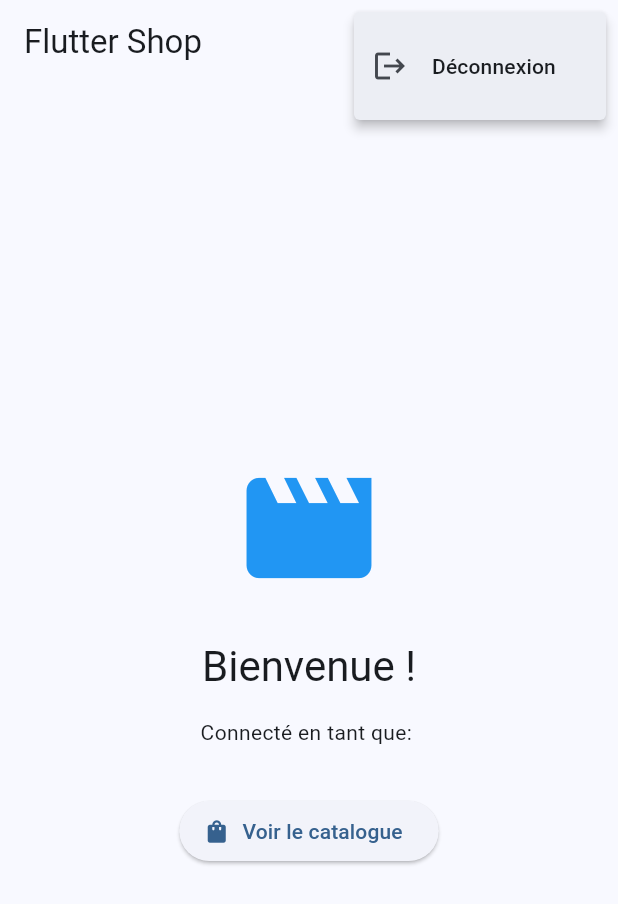
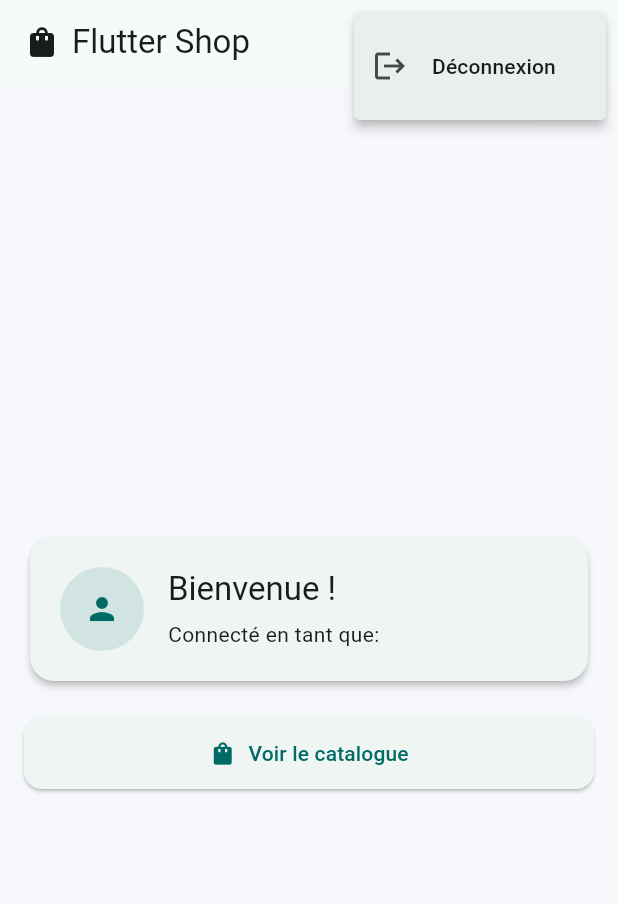
Before and after one commit to Mheelb/flutter_shop, a Flutter app: the screen it shows once a user with an empty profile is signed in, after a tap on the "more vert" icon, on a phone screen of 412 x 824 dp. Shown: the top 904 px of the screen. Run offline on Flutter 3.47's test engine with Material 3 defaults, Android fonts, the light colour scheme and no system bars; our stand-ins replace firebase_auth, firebase_core, flutter_riverpod; accounts and stored records are empty; network calls fail.

Commit message:
feat/cart

```diff
--- a/lib/app/shop_app.dart
+++ b/lib/app/shop_app.dart
@@ -1,6 +1,7 @@
 import 'package:flutter/material.dart';
 import 'package:flutter_riverpod/flutter_riverpod.dart';
 import '../features/auth/presentation/providers/auth_providers.dart';
+import 'theme/app_theme.dart';
 import '../features/auth/presentation/views/login_page.dart';
 import '../features/home/views/home_page.dart';
 
@@ -11,10 +12,7 @@ class ShopApp extends StatelessWidget {
   Widget build(BuildContext context) {
     return MaterialApp(
       title: 'Flutter Shop',
-      theme: ThemeData(
-        colorScheme: ColorScheme.fromSeed(seedColor: Colors.blue),
-        useMaterial3: true,
-      ),
+      theme: AppTheme.light(),
       home: const AuthWrapper(),
       debugShowCheckedModeBanner: false,
     );
--- /dev/null
+++ b/lib/app/theme/app_theme.dart
@@ -0,0 +1,41 @@
+import 'package:flutter/material.dart';
+
+class AppTheme {
+  static ThemeData light() {
+    const seed = Color(0xFF0FB9B1); // teal/mint
+    final colorScheme = ColorScheme.fromSeed(seedColor: seed, brightness: Brightness.light);
+
+    return ThemeData(
+      colorScheme: colorScheme,
+      useMaterial3: true,
+      scaffoldBackgroundColor: const Color(0xFFF6F8FB),
+      appBarTheme: const AppBarTheme(
+        elevation: 0,
+        centerTitle: false,
+      ),
+      cardTheme: const CardThemeData(
+        elevation: 2,
+        shape: RoundedRectangleBorder(
+          borderRadius: BorderRadius.all(Radius.circular(16)),
+        ),
+      ),
+      inputDecorationTheme: const InputDecorationTheme(
+        border: OutlineInputBorder(
+          borderRadius: BorderRadius.all(Radius.circular(12)),
+        ),
+        filled: true,
+        fillColor: Colors.white,
+        contentPadding: EdgeInsets.symmetric(horizontal: 14, vertical: 14),
+      ),
+      elevatedButtonTheme: ElevatedButtonThemeData(
+        style: ElevatedButton.styleFrom(
+          shape: RoundedRectangleBorder(borderRadius: BorderRadius.circular(12)),
+          padding: const EdgeInsets.symmetric(horizontal: 16, vertical: 14),
+        ),
+      ),
+      chipTheme: const ChipThemeData(
+        shape: StadiumBorder(),
+      ),
+    );
+  }
+}
--- a/lib/features/auth/presentation/views/login_page.dart
+++ b/lib/features/auth/presentation/views/login_page.dart
@@ -60,25 +60,34 @@ class _LoginPageState extends ConsumerState<LoginPage> {
   Widget build(BuildContext context) {
     return Scaffold(
       body: SafeArea(
+        child: Center(
+          child: SingleChildScrollView(
+            padding: const EdgeInsets.all(24.0),
+            child: ConstrainedBox(
+              constraints: const BoxConstraints(maxWidth: 420),
+              child: Card(
                 child: Padding(
                   padding: const EdgeInsets.all(24.0),
                   child: Form(
                     key: _formKey,
                     child: Column(
-              mainAxisAlignment: MainAxisAlignment.center,
                       crossAxisAlignment: CrossAxisAlignment.stretch,
                       children: [
-                // Logo et titre
-                Icon(
-                  Icons.store,
-                  size: 80,
-                  color: Theme.of(context).primaryColor,
+                        const SizedBox(height: 8),
+                        CircleAvatar(
+                          radius: 36,
+                          backgroundColor: Theme.of(context).colorScheme.primary.withOpacity(0.12),
+                          child: Icon(
+                            Icons.shopping_bag,
+                            size: 40,
+                            color: Theme.of(context).colorScheme.primary,
                           ),
-                const SizedBox(height: 24),
+                        ),
+                        const SizedBox(height: 16),
                         Text(
                           'SHOPIFUN',
                           textAlign: TextAlign.center,
-                  style: Theme.of(context).textTheme.headlineMedium?.copyWith(
+                          style: Theme.of(context).textTheme.headlineSmall?.copyWith(
                                 fontWeight: FontWeight.bold,
                               ),
                         ),
@@ -88,20 +97,18 @@ class _LoginPageState extends ConsumerState<LoginPage> {
                               ? 'Connectez-vous pour continuer'
                               : 'Créez votre compte',
                           textAlign: TextAlign.center,
-                  style: Theme.of(context).textTheme.bodyMedium?.copyWith(
-                    color: Colors.grey[600],
+                          style: Theme.of(context)
+                              .textTheme
+                              .bodyMedium
+                              ?.copyWith(color: Colors.grey[700]),
                         ),
-                ),
-                const SizedBox(height: 48),
-
-                // Champ email
+                        const SizedBox(height: 24),
                         TextFormField(
                           controller: _emailController,
                           keyboardType: TextInputType.emailAddress,
                           decoration: const InputDecoration(
                             labelText: 'Email',
                             prefixIcon: Icon(Icons.email),
-                    border: OutlineInputBorder(),
                           ),
                           validator: (value) {
                             if (value == null || value.isEmpty) {
@@ -113,9 +120,7 @@ class _LoginPageState extends ConsumerState<LoginPage> {
                             return null;
                           },
                         ),
-                const SizedBox(height: 16),
-
-                // Champ mot de passe
+                        const SizedBox(height: 12),
                         TextFormField(
                           controller: _passwordController,
                           obscureText: !_isPasswordVisible,
@@ -124,7 +129,9 @@ class _LoginPageState extends ConsumerState<LoginPage> {
                             prefixIcon: const Icon(Icons.lock),
                             suffixIcon: IconButton(
                               icon: Icon(
-                        _isPasswordVisible ? Icons.visibility : Icons.visibility_off,
+                                _isPasswordVisible
+                                    ? Icons.visibility
+                                    : Icons.visibility_off,
                               ),
                               onPressed: () {
                                 setState(() {
@@ -132,7 +139,6 @@ class _LoginPageState extends ConsumerState<LoginPage> {
                                 });
                               },
                             ),
-                    border: const OutlineInputBorder(),
                           ),
                           validator: (value) {
                             if (value == null || value.isEmpty) {
@@ -144,24 +150,17 @@ class _LoginPageState extends ConsumerState<LoginPage> {
                             return null;
                           },
                         ),
-                const SizedBox(height: 32),
-
-                // Bouton principal
+                        const SizedBox(height: 16),
                         ElevatedButton(
                           onPressed: _isLoading ? null : _handleSubmit,
-                  style: ElevatedButton.styleFrom(
-                    padding: const EdgeInsets.symmetric(vertical: 16),
-                  ),
                           child: _isLoading
                               ? const CircularProgressIndicator()
-                      : Text(
-                          _isLoginMode ? 'Se connecter' : 'Créer un compte',
-                          style: const TextStyle(fontSize: 16),
+                              : const Text(
+                                  'Se connecter',
+                                  style: TextStyle(fontSize: 16),
                                 ),
                         ),
-                const SizedBox(height: 16),
-
-                // Bouton de changement de mode
+                        const SizedBox(height: 8),
                         TextButton(
                           onPressed: () {
                             setState(() {
@@ -174,25 +173,27 @@ class _LoginPageState extends ConsumerState<LoginPage> {
                                 : 'Déjà un compte ? Se connecter',
                           ),
                         ),
-
-                // Mot de passe oublié (seulement en mode login)
                         if (_isLoginMode) ...[
                           const SizedBox(height: 8),
                           TextButton(
                             onPressed: () {
                               if (_emailController.text.isNotEmpty) {
-                        ref.read(authRepositoryProvider)
-                          .sendPasswordResetEmail(_emailController.text.trim());
+                                ref
+                                    .read(authRepositoryProvider)
+                                    .sendPasswordResetEmail(
+                                        _emailController.text.trim());
                                 ScaffoldMessenger.of(context).showSnackBar(
                                   const SnackBar(
-                            content: Text('Email de réinitialisation envoyé !'),
+                                    content: Text(
+                                        'Email de réinitialisation envoyé !'),
                                     backgroundColor: Colors.green,
                                   ),
                                 );
                               } else {
                                 ScaffoldMessenger.of(context).showSnackBar(
                                   const SnackBar(
-                            content: Text('Veuillez saisir votre email d\'abord'),
+                                    content: Text(
+                                        'Veuillez saisir votre email d\'abord'),
                                     backgroundColor: Colors.orange,
                                   ),
                                 );
@@ -206,6 +207,10 @@ class _LoginPageState extends ConsumerState<LoginPage> {
                   ),
                 ),
               ),
+            ),
+          ),
+        ),
+      ),
     );
   }
 }
--- a/lib/features/home/views/home_page.dart
+++ b/lib/features/home/views/home_page.dart
@@ -2,6 +2,7 @@ import 'package:flutter/material.dart';
 import 'package:flutter_riverpod/flutter_riverpod.dart';
 import '../../auth/presentation/providers/auth_providers.dart';
 import '../../products/presentation/view/products_page.dart';
+import '../../cart/presentation/view/cart_page.dart';
 
 class HomePage extends ConsumerWidget {
   const HomePage({super.key});
@@ -12,8 +13,23 @@ class HomePage extends ConsumerWidget {
 
     return Scaffold(
       appBar: AppBar(
-        title: const Text('Flutter Shop'),
+        title: Row(
+          children: const [
+            Icon(Icons.shopping_bag),
+            SizedBox(width: 8),
+            Text('Flutter Shop'),
+          ],
+        ),
         actions: [
+          IconButton(
+            tooltip: 'Panier',
+            onPressed: () {
+              Navigator.of(context).push(
+                MaterialPageRoute(builder: (_) => const CartPage()),
+              );
+            },
+            icon: const Icon(Icons.shopping_cart_outlined),
+          ),
           PopupMenuButton<String>(
             onSelected: (value) {
               if (value == 'logout') {
@@ -33,28 +49,44 @@ class HomePage extends ConsumerWidget {
         ],
       ),
       body: authState.when(
-        data: (user) => Center(
+        data: (user) => Padding(
+          padding: const EdgeInsets.all(16.0),
+          child: Center(
+            child: ConstrainedBox(
+              constraints: const BoxConstraints(maxWidth: 720),
               child: Column(
                 mainAxisAlignment: MainAxisAlignment.center,
                 children: [
-              const Icon(
-                Icons.movie,
-                size: 100,
-                color: Colors.blue,
+                  Card(
+                    child: Padding(
+                      padding: const EdgeInsets.all(20.0),
+                      child: Row(
+                        children: [
+                          CircleAvatar(
+                            radius: 28,
+                            backgroundColor: Theme.of(context).colorScheme.primary.withOpacity(0.12),
+                            child: Icon(Icons.person, color: Theme.of(context).colorScheme.primary),
                           ),
-              const SizedBox(height: 24),
-              Text(
-                'Bienvenue !',
-                style: Theme.of(context).textTheme.headlineMedium,
+                          const SizedBox(width: 16),
+                          Expanded(
+                            child: Column(
+                              crossAxisAlignment: CrossAxisAlignment.start,
+                              children: [
+                                Text('Bienvenue !', style: Theme.of(context).textTheme.titleLarge),
+                                const SizedBox(height: 6),
+                                if (user?.email != null)
+                                  Text('Connecté en tant que: ${user!.email}'),
+                              ],
                             ),
-              const SizedBox(height: 16),
-              if (user?.email != null)
-                Text(
-                  'Connecté en tant que: ${user!.email}',
-                  style: Theme.of(context).textTheme.bodyMedium,
                           ),
-              const SizedBox(height: 32),
-              ElevatedButton.icon(
+                        ],
+                      ),
+                    ),
+                  ),
+                  const SizedBox(height: 20),
+                  SizedBox(
+                    width: double.infinity,
+                    child: ElevatedButton.icon(
                       onPressed: () {
                         Navigator.of(context).push(
                           MaterialPageRoute(builder: (_) => const ProductsPage()),
@@ -63,7 +95,10 @@ class HomePage extends ConsumerWidget {
                       icon: const Icon(Icons.shopping_bag),
                       label: const Text('Voir le catalogue'),
                     ),
+                  ),
                 ],
+              ),
+            ),
           ),
         ),
         loading: () => const Center(child: CircularProgressIndicator()),
--- a/pubspec.yaml
+++ b/pubspec.yaml
@@ -21,3 +21,5 @@ dev_dependencies:
 
 flutter:
   uses-material-design: true
+  assets:
+    - assets/images/
```
Also changed, not shown: lib/features/cart/data/datasources/cart_remote_datasource.dart (added, +69 -0 lines), lib/features/cart/data/repositories/cart_repository_impl.dart (added, +21 -0 lines), lib/features/cart/domain/models/cart.dart (added, +50 -0 lines), lib/features/cart/domain/models/order.dart (added, +17 -0 lines), lib/features/cart/domain/repositories/cart_repository.dart (added, +8 -0 lines), lib/features/cart/presentation/providers/cart_providers.dart (added, +17 -0 lines), lib/features/cart/presentation/view/cart_page.dart (added, +106 -0 lines), lib/features/cart/presentation/viewmodel/cart_state.dart (added, +35 -0 lines), lib/features/cart/presentation/viewmodel/cart_view_model.dart (added, +80 -0 lines), lib/features/products/presentation/view/product_details_page.dart (+8 -1 lines), lib/features/products/presentation/view/products_page.dart (+20 -3 lines), 1 other file. Lines whose indentation alone changed are shown as unchanged.
